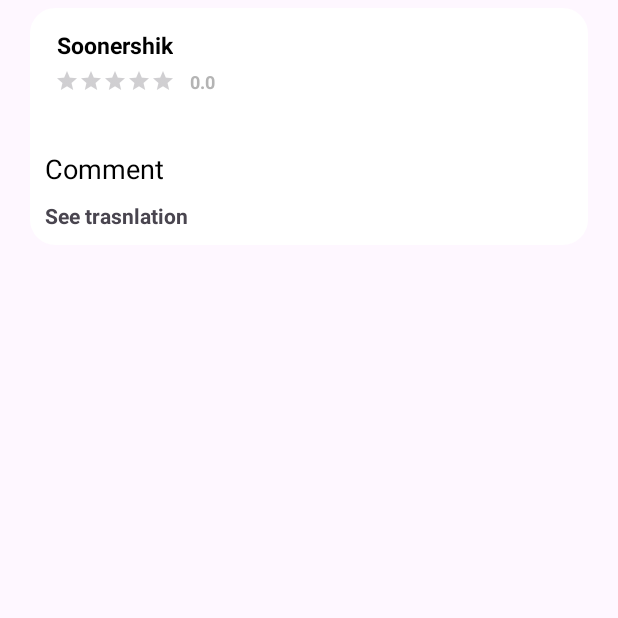
After one commit to Edgar2006/JustScanItt, an Android app: the fragment CommentFragment shown on its own in the app's theme, on a phone screen of 412 x 824 dp, the top half of it. The commit adds this screen. Run offline under Robolectric (Android 15) with nearby library versions, the phone set to English and light mode, and no system bars.

Commit message:
Add comment list ui ux

```diff
--- /dev/null
+++ b/app/src/main/java/com/example/justscanitt/CommentFragment.java
@@ -0,0 +1,64 @@
+package com.example.justscanitt;
+
+import android.os.Bundle;
+
+import androidx.fragment.app.Fragment;
+
+import android.view.LayoutInflater;
+import android.view.View;
+import android.view.ViewGroup;
+
+/**
+ * A simple {@link Fragment} subclass.
+ * Use the {@link CommentFragment#newInstance} factory method to
+ * create an instance of this fragment.
+ */
+public class CommentFragment extends Fragment {
+
+    // TODO: Rename parameter arguments, choose names that match
+    // the fragment initialization parameters, e.g. ARG_ITEM_NUMBER
+    private static final String ARG_PARAM1 = "param1";
+    private static final String ARG_PARAM2 = "param2";
+
+    // TODO: Rename and change types of parameters
+    private String mParam1;
+    private String mParam2;
+
+    public CommentFragment() {
+        // Required empty public constructor
+    }
+
+    /**
+     * Use this factory method to create a new instance of
+     * this fragment using the provided parameters.
+     *
+     * @param param1 Parameter 1.
+     * @param param2 Parameter 2.
+     * @return A new instance of fragment CommentFragment.
+     */
+    // TODO: Rename and change types and number of parameters
+    public static CommentFragment newInstance(String param1, String param2) {
+        CommentFragment fragment = new CommentFragment();
+        Bundle args = new Bundle();
+        args.putString(ARG_PARAM1, param1);
+        args.putString(ARG_PARAM2, param2);
+        fragment.setArguments(args);
+        return fragment;
+    }
+
+    @Override
+    public void onCreate(Bundle savedInstanceState) {
+        super.onCreate(savedInstanceState);
+        if (getArguments() != null) {
+            mParam1 = getArguments().getString(ARG_PARAM1);
+            mParam2 = getArguments().getString(ARG_PARAM2);
+        }
+    }
+
+    @Override
+    public View onCreateView(LayoutInflater inflater, ViewGroup container,
+                             Bundle savedInstanceState) {
+        // Inflate the layout for this fragment
+        return inflater.inflate(R.layout.fragment_comment, container, false);
+    }
+}
--- /dev/null
+++ b/app/src/main/res/drawable/corner1.xml
@@ -0,0 +1,6 @@
+<shape xmlns:android="http://schemas.android.com/apk/res/android" android:shape="rectangle">
+    <corners android:radius="92dp"/>
+    <!--  Adjust radius as needed  -->
+    <solid android:color="#00000000"/>
+    <!--  Transparent background  -->
+</shape>
--- /dev/null
+++ b/app/src/main/res/drawable/round_rect_shape.xml
@@ -0,0 +1,9 @@
+<shape xmlns:android="http://schemas.android.com/apk/res/android" android:shape="rectangle">
+    <solid android:color="#FFFFFF"/>
+    <!--  Background color  -->
+    <corners android:radius="16dp"/>
+    <!--  Rounded corners  -->
+    <stroke android:width="2dp" android:color="#CCCCCC"/>
+    <!--  Optional border  -->
+    <padding android:left="8dp" android:top="8dp" android:right="8dp" android:bottom="8dp"/>
+</shape>
--- /dev/null
+++ b/app/src/main/res/layout/fragment_comment.xml
@@ -0,0 +1,108 @@
+<?xml version="1.0" encoding="utf-8"?>
+<RelativeLayout xmlns:android="http://schemas.android.com/apk/res/android"
+    xmlns:app="http://schemas.android.com/apk/res-auto"
+    xmlns:tools="http://schemas.android.com/tools"
+    android:layout_width="match_parent"
+    android:layout_height="wrap_content"
+    android:padding="10dp"
+    android:layout_marginVertical="5dp"
+    android:layout_marginHorizontal="20dp"
+    android:backgroundTint="@color/white"
+    android:background="@drawable/round_rect_shape"
+    >
+    <RelativeLayout
+        android:id="@+id/rel1"
+        android:layout_width="match_parent"
+        android:layout_height="wrap_content">
+
+
+
+        <ImageView
+            android:id="@+id/image_data_base"
+            android:layout_width="75dp"
+            android:layout_height="75dp"
+            android:padding="1dp"
+            android:layout_alignParentEnd="true"
+            android:layout_marginEnd="0dp"
+            android:foreground="@drawable/corner1"
+            android:scaleType="centerCrop"
+            tools:srcCompat="@tools:sample/avatars" />
+
+
+        <TextView
+            android:id="@+id/name"
+            android:layout_width="wrap_content"
+            android:layout_height="wrap_content"
+            android:layout_alignParentTop="true"
+            android:layout_marginHorizontal="70dp"
+            android:layout_marginStart="8dp"
+            android:layout_marginTop="4dp"
+            android:text="Soonershik"
+            android:textColor="@color/black"
+            android:textSize="15dp"
+            android:textStyle="bold" />
+
+        <TextView
+            android:textColor="@color/grey"
+            android:id="@+id/rating_bar_score"
+            android:layout_width="wrap_content"
+            android:layout_height="wrap_content"
+            android:layout_alignTop="@+id/rating_bar"
+            android:layout_alignBottom="@+id/rating_bar"
+            android:layout_marginStart="10dp"
+            android:layout_marginTop="0dp"
+            android:textSize="12dp"
+            android:layout_marginBottom="0dp"
+            android:layout_toEndOf="@+id/rating_bar"
+            android:text="0.0"
+            android:textStyle="bold" />
+
+        <RatingBar
+            android:id="@+id/rating_bar"
+            style="?android:attr/ratingBarStyleSmall"
+            android:layout_width="wrap_content"
+            android:layout_height="wrap_content"
+            android:layout_below="@+id/name"
+            android:layout_alignStart="@+id/name"
+            android:layout_marginStart="-1dp"
+            android:layout_marginTop="5dp"
+            android:layout_marginBottom="20dp"
+            android:isIndicator="true"
+            android:progressTint="@color/Gold"
+            android:secondaryProgressTint="@color/zxing_transparent" />
+    </RelativeLayout>
+
+
+    <RelativeLayout
+        android:id="@+id/mid"
+        android:layout_width="match_parent"
+        android:layout_height="wrap_content"
+        android:layout_below="@+id/rel1"
+        android:layout_marginTop="4dp">
+
+        <TextView
+            android:textColor="@color/black"
+            android:id="@+id/comment"
+            android:layout_width="wrap_content"
+            android:layout_height="wrap_content"
+            android:layout_marginHorizontal="0dp"
+            android:layout_marginTop="5dp"
+            android:text="Comment"
+            android:textSize="18dp" />
+
+    </RelativeLayout>
+
+    <TextView
+        android:textStyle="bold"
+        android:id="@+id/translate"
+        android:layout_width="wrap_content"
+        android:layout_height="wrap_content"
+        android:layout_below="@+id/mid"
+        android:layout_marginTop="9dp"
+        android:text="See trasnlation" />
+
+
+
+
+
+</RelativeLayout>
--- a/app/src/main/res/values/colors.xml
+++ b/app/src/main/res/values/colors.xml
@@ -3,5 +3,7 @@
     <color name="black">#FF000000</color>
     <color name="white">#FFFFFFFF</color>
     <color name="main">#1261D4</color>
+    <color name="Gold">#FFC107</color>
+    <color name="grey">#B4B4B4</color>
 
 </resources>
--- a/app/src/main/res/values/strings.xml
+++ b/app/src/main/res/values/strings.xml
@@ -1,3 +1,5 @@
 <resources>
     <string name="app_name">JustScanItt</string>
+    <!-- TODO: Remove or change this placeholder text -->
+    <string name="hello_blank_fragment">Hello blank fragment</string>
 </resources>
```
